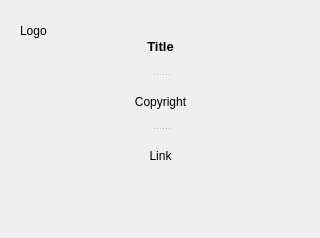
This is ui_files/info_dialog.ui in jebr/MergePDF as Qt 5 draws it before an edit. The edited form follows.
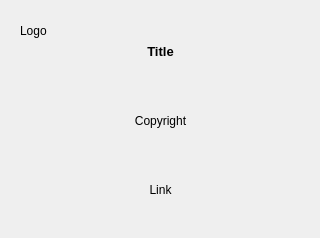
This is the edited form.

Commit message: Add info dialog

```diff
--- a/ui_files/info_dialog.ui
+++ b/ui_files/info_dialog.ui
@@ -26,18 +26,17 @@
     <string>Logo</string>
    </property>
   </widget>
-  <widget class="QSplitter" name="splitter">
+  <widget class="QWidget" name="">
    <property name="geometry">
     <rect>
      <x>30</x>
      <y>20</y>
      <width>261</width>
-     <height>161</height>
+     <height>201</height>
     </rect>
    </property>
-   <property name="orientation">
-    <enum>Qt::Vertical</enum>
-   </property>
+   <layout class="QVBoxLayout" name="verticalLayout">
+    <item>
    <widget class="QLabel" name="label_info_title">
     <property name="font">
      <font>
@@ -53,6 +52,8 @@
      <set>Qt::AlignCenter</set>
     </property>
    </widget>
+    </item>
+    <item>
    <widget class="QLabel" name="label_info_copyright">
     <property name="text">
      <string>Copyright</string>
@@ -61,6 +62,8 @@
      <set>Qt::AlignCenter</set>
     </property>
    </widget>
+    </item>
+    <item>
    <widget class="QLabel" name="label_info_link">
     <property name="text">
      <string>Link</string>
@@ -69,6 +72,8 @@
      <set>Qt::AlignCenter</set>
     </property>
    </widget>
+    </item>
+   </layout>
   </widget>
  </widget>
  <resources/>
```
Lines whose indentation alone changed are shown as unchanged.
